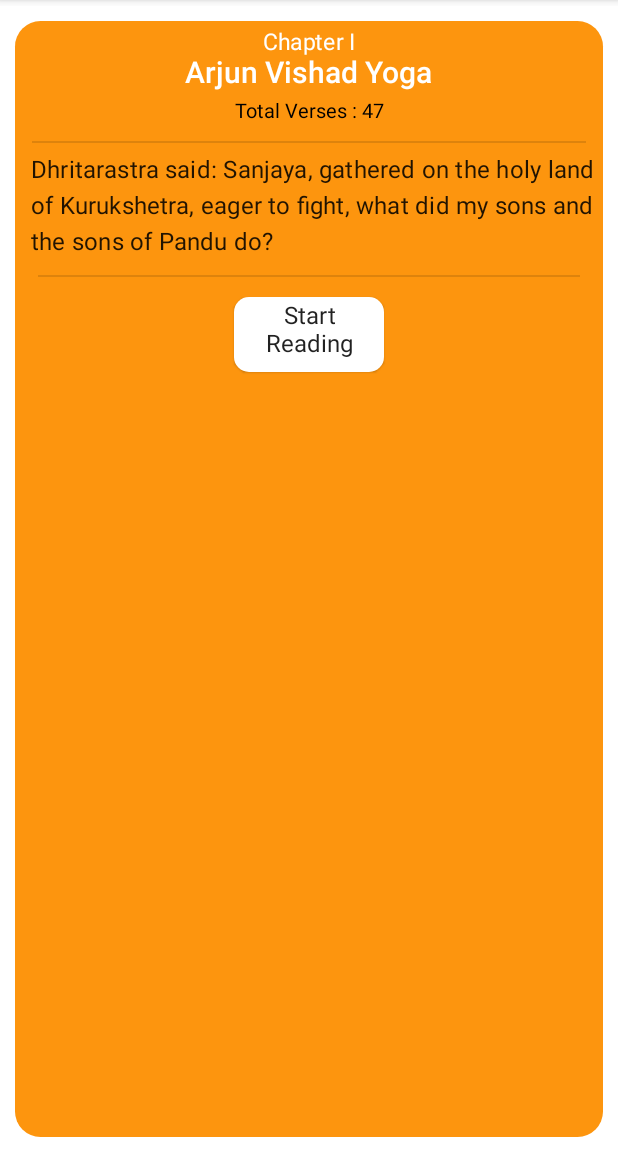
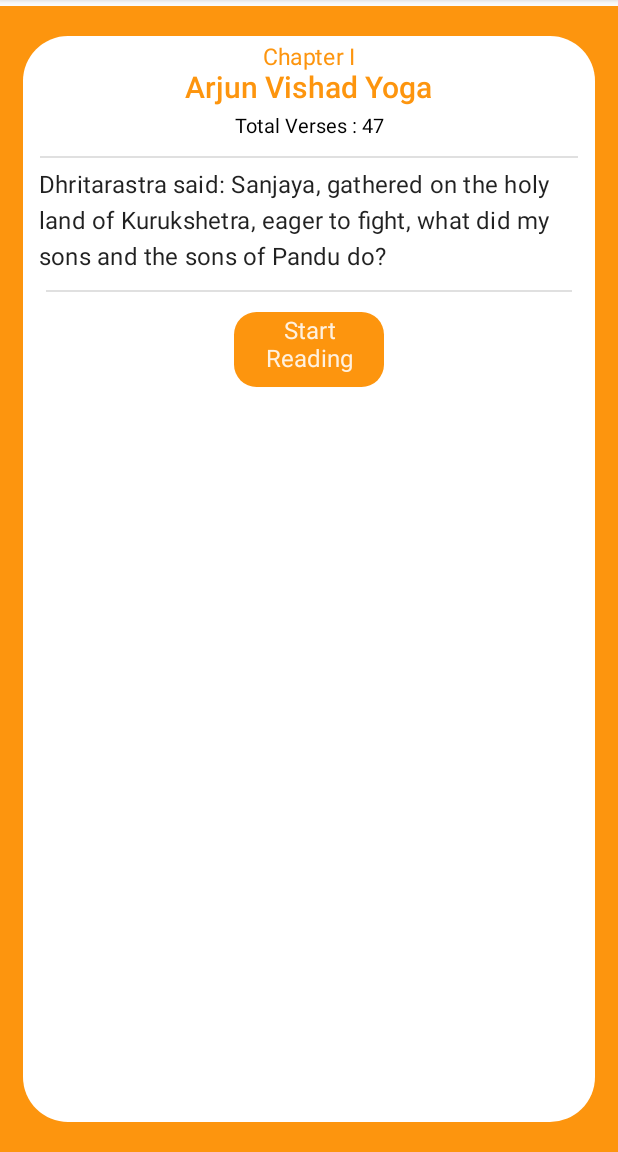
Before and after one commit to BelieveInTheLimitless/Gita-Gyan, an Android app built with Jetpack Compose: the screen it shows after launch (MainActivity), after a tap on "Chapter I", on a phone screen of 412 x 824 dp, the part 84-1236 px from its top. Run offline under Robolectric (Android 15) with nearby library versions, the phone set to English and light mode, and no system bars.

Commit message:
Design Tweaks

```diff
--- a/app/src/main/java/com/example/gitagyan/screens/components/details/Details.kt
+++ b/app/src/main/java/com/example/gitagyan/screens/components/details/Details.kt
@@ -21,12 +21,13 @@ import com.example.gitagyan.data.Chapter
 @Composable
 fun Details(chapter: Chapter){
         Surface(modifier = Modifier.fillMaxSize(),
-            color = Color.White) {
+            color = Color(0xFFFD950E)) {
             Surface(modifier = Modifier
-                .padding(10.dp)
-                .width(1000.dp),
-                shape = RoundedCornerShape(corner = CornerSize(17.dp)),
-                color = Color(0xFFFD950E),
+                .padding(start = 15.dp, top = 20.dp, end = 15.dp, bottom = 20.dp)
+                .width(1000.dp)
+                .height(500.dp),
+                shape = RoundedCornerShape(corner = CornerSize(30.dp)),
+                color = Color.White,
                 contentColor = Color.Black) {
                 Row(
                     horizontalArrangement = Arrangement.Center) {
@@ -35,13 +36,13 @@ fun Details(chapter: Chapter){
                         horizontalAlignment = Alignment.CenterHorizontally) {
                         Text(
                             text = "Chapter " + chapter.chapter_id,
-                            color = Color(0xFFFFFFFF),
+                            color = Color(0xFFFD950E),
                             fontSize = 15.sp,
                             style = MaterialTheme.typography.caption
                         )
                         Text(
                             text = chapter.chapter_name,
-                            color = Color(0xFFFFFFFF),
+                            color = Color(0xFFFD950E),
                             fontSize = 20.sp,
                             style = MaterialTheme.typography.body1,
                             fontWeight = FontWeight.W600
@@ -72,9 +73,9 @@ fun Details(chapter: Chapter){
                                 .height(50.dp)
                                 .clickable {
                                 },
-                                shape = RoundedCornerShape(corner = CornerSize(10.dp)),
-                                backgroundColor = Color(0xFFFFFFFF),
-                                contentColor = Color.Black) {
+                                shape = RoundedCornerShape(corner = CornerSize(15.dp)),
+                                backgroundColor = Color(0xFFFD950E),
+                                contentColor = Color.White) {
                                 Text(text = "Start Reading",
                                     modifier = Modifier.padding(3.dp),
                                     textAlign = TextAlign.Center
```
